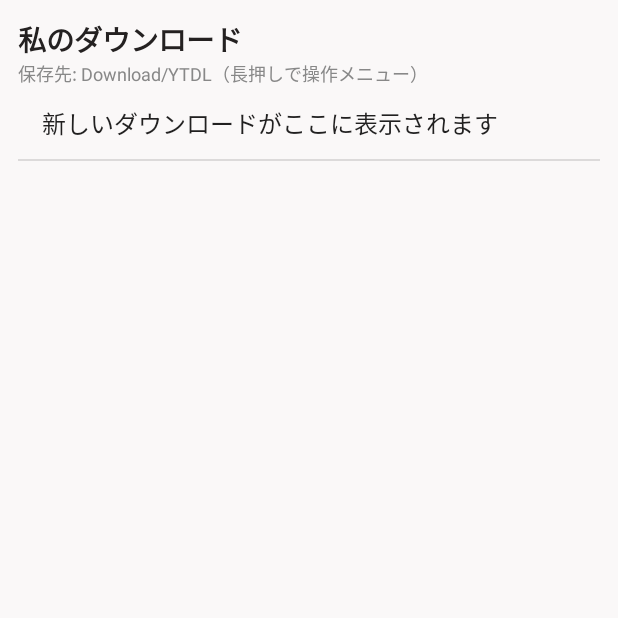
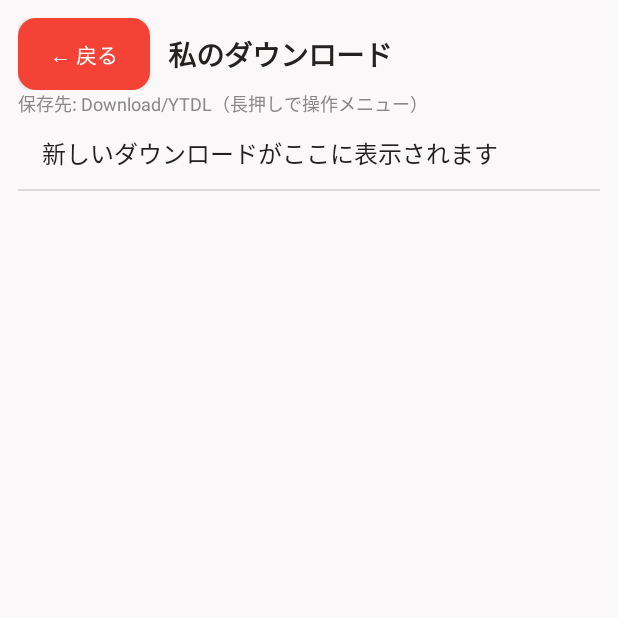
Before and after one commit to satoyoshiaki/ytdlp-app, an Android app: the HistoryActivity screen opened directly, with no data from a screen before it, on a phone screen of 412 x 824 dp, the top half of it. Run offline under Robolectric (Android 15) with nearby library versions, the phone set to English and light mode, and no system bars; libraries missing offline, so code that uses them is left out: com.yausername.ffmpeg, com.yausername.youtubedl_android; pictures from the network do not load.

Commit message:
履歴画面に「← 戻る」ボタンを追加

```diff
--- a/app/src/main/java/jp/techlab/ytdlapp/muse/MainActivity.kt
+++ b/app/src/main/java/jp/techlab/ytdlapp/muse/MainActivity.kt
@@ -731,9 +731,17 @@ class HistoryActivity : Activity() {
             orientation = LinearLayout.VERTICAL; setBackgroundColor(LIGHT_BG)
             setPadding(dp(12), dp(12), dp(12), dp(12))
         }
-        root.addView(TextView(this).apply {
+        // ヘッダー（戻るボタン＋タイトル）
+        val header = LinearLayout(this).apply { orientation = LinearLayout.HORIZONTAL; gravity = Gravity.CENTER_VERTICAL }
+        header.addView(Button(this).apply {
+            text = "← 戻る"; textSize = 14f; setTextColor(Color.WHITE)
+            background = rounded(BRAND_RED, 12, this@HistoryActivity); setPadding(dp(14), dp(4), dp(14), dp(4))
+            setOnClickListener { finish() }
+        })
+        header.addView(TextView(this).apply {
             text = "私のダウンロード"; textSize = 19f; setTypeface(null, Typeface.BOLD); setTextColor(DARK)
-        })
+        }, LinearLayout.LayoutParams(ViewGroup.LayoutParams.WRAP_CONTENT, ViewGroup.LayoutParams.WRAP_CONTENT).apply { leftMargin = dp(12) })
+        root.addView(header)
         root.addView(TextView(this).apply {
             text = "保存先: $DL_DIR（長押しで操作メニュー）"; textSize = 12f; setTextColor(Color.GRAY)
         })
```
